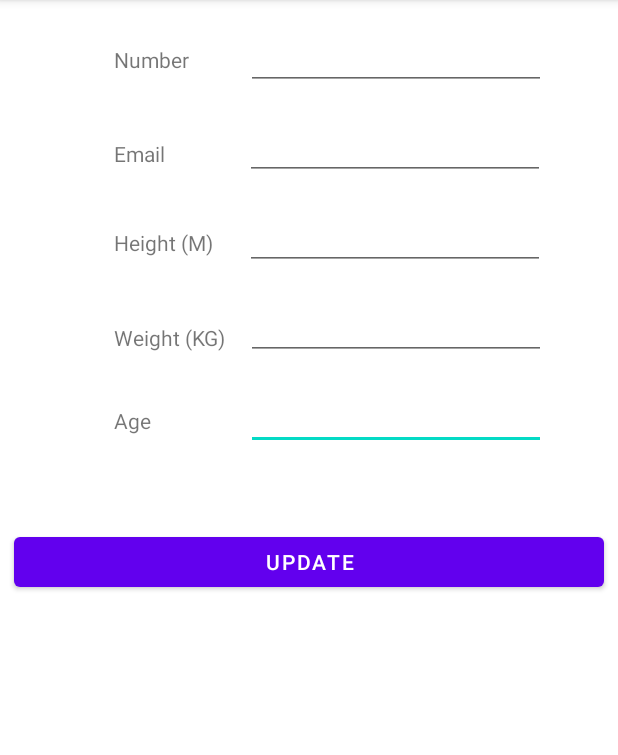
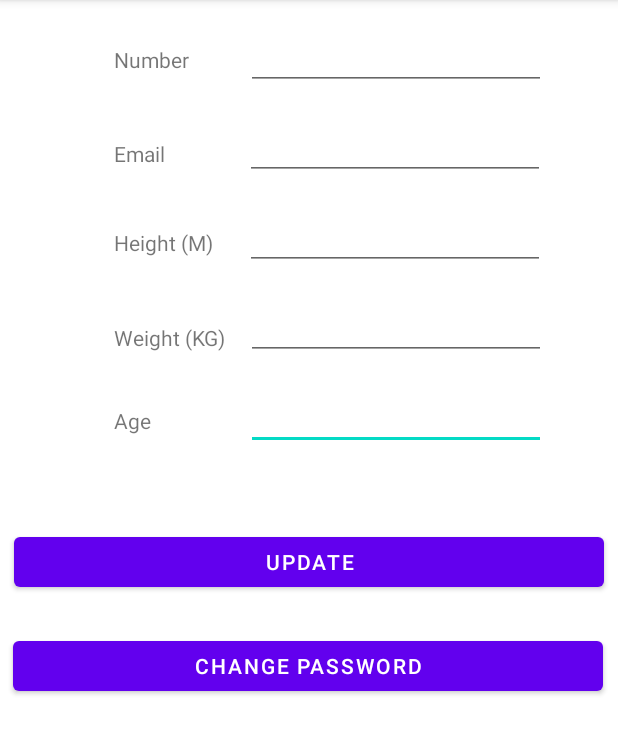
Before and after one commit to elginloh/MAD21-TrioFit-Team02, an Android app: the EditProfile screen opened directly, with no data from a screen before it, on a phone screen of 412 x 824 dp, the part 84-839 px from its top. Run offline under Robolectric (Android 15) with nearby library versions, the phone set to English and light mode, and no system bars; our stand-ins replace Firebase (no records; nobody signed in at launch, a user with empty details on screens opened directly); 5 statements that could not run were skipped.

Commit message:
Added Change Password activity

```diff
--- a/app/src/main/AndroidManifest.xml
+++ b/app/src/main/AndroidManifest.xml
@@ -11,7 +11,8 @@
         android:roundIcon="@mipmap/ic_launcher_round"
         android:supportsRtl="true"
         android:theme="@style/Theme.TrioFit">
-        <activity android:name=".EditProfile"></activity>
+        <activity android:name=".ChangePassword"></activity>
+        <activity android:name=".EditProfile" />
         <activity android:name=".foodRecco" />
         <activity android:name=".bmiInformation" />
         <activity android:name=".Profile" />
--- a/app/src/main/java/sg/edu/triofit/EditProfile.java
+++ b/app/src/main/java/sg/edu/triofit/EditProfile.java
@@ -25,7 +25,7 @@ public class EditProfile extends AppCompatActivity {
 
         /*---------------Variables---------------*/
         EditText editNumber, editEmail, editHeight, editWeight, editAge;
-        Button updateBtn;
+        Button updateBtn,changePW;
 
         /*---------------Variables---------------*/
 
@@ -36,6 +36,7 @@ public class EditProfile extends AppCompatActivity {
         editWeight = findViewById(R.id.editWeight);
         editAge = findViewById(R.id.editAge);
         updateBtn = findViewById(R.id.updateBtn);
+        changePW  = findViewById(R.id.btn_ChangePassword);
 
         //setDefaultText
         editNumber.setText(user.getNumber());
@@ -57,6 +58,14 @@ public class EditProfile extends AppCompatActivity {
                 saveData(email,age,height,weight,bmi,number);
 
                 startActivity(new Intent(EditProfile.this, Profile.class));
+            }
+        });
+
+        changePW.setOnClickListener(new View.OnClickListener() {
+            @Override
+            public void onClick(View v) {
+                Intent intent = new Intent(EditProfile.this,ChangePassword.class);
+                startActivity(intent);
             }
         });
 
--- a/app/src/main/res/layout/activity_edit_profile.xml
+++ b/app/src/main/res/layout/activity_edit_profile.xml
@@ -121,4 +121,16 @@
         app:layout_constraintStart_toStartOf="parent"
         app:layout_constraintTop_toTopOf="parent" />
 
+    <Button
+        android:id="@+id/btn_ChangePassword"
+        android:layout_width="393dp"
+        android:layout_height="45dp"
+        android:layout_marginStart="24dp"
+        android:layout_marginTop="24dp"
+        android:layout_marginEnd="25dp"
+        android:text="Change Password"
+        app:layout_constraintEnd_toEndOf="parent"
+        app:layout_constraintStart_toStartOf="parent"
+        app:layout_constraintTop_toBottomOf="@+id/updateBtn" />
+
 </androidx.constraintlayout.widget.ConstraintLayout>
```
Also changed, not shown: app/src/main/java/sg/edu/triofit/ChangePassword.java (added, +15 -0 lines), app/src/main/res/layout/activity_change_password.xml (added, +92 -0 lines).
